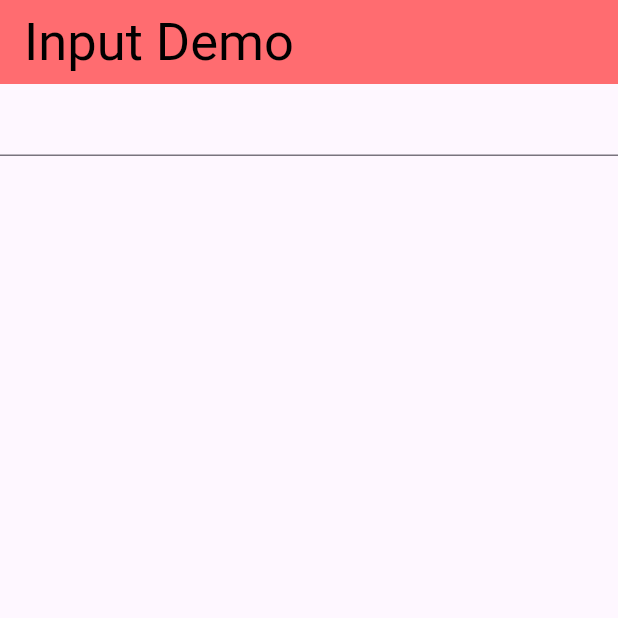
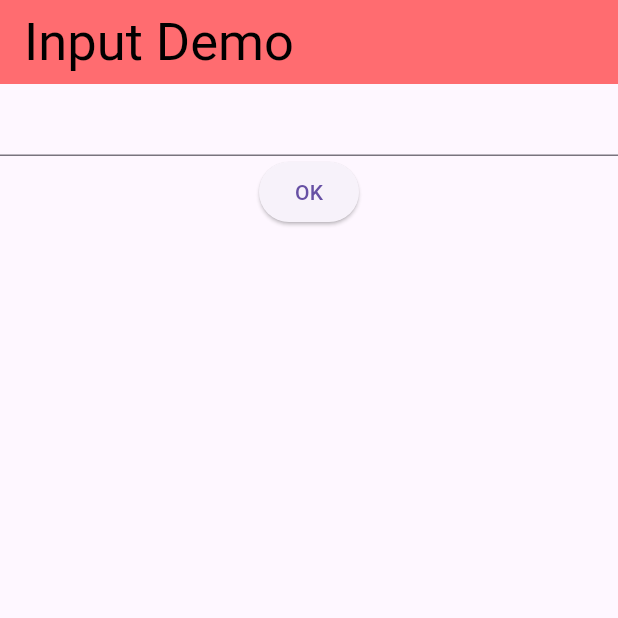
Before and after one commit to Chanon-ai/week4, a Flutter app: the screen it shows after launch, on a phone screen of 412 x 824 dp, the top half of it. Run offline on Flutter 3.47's test engine with Material 3 defaults, Android fonts, the phone set to English and light mode, and no system bars.

Commit message:
Update app to get input by button

```diff
--- a/lib/week4/input.dart
+++ b/lib/week4/input.dart
@@ -9,13 +9,12 @@ class InputDemo extends StatefulWidget {
 
 class _InputDemoState extends State<InputDemo> {
   @override
-  int count = 0;
   String message = "";
+  TextEditingController tcName = TextEditingController();
 
-  void updateMessage(String str) {
-    // whenever user type something, update state variable
+  void updateMessage() {
     setState(() {
-      message = str;
+      message = tcName.text;
     });
   }
 
@@ -32,9 +31,8 @@ class _InputDemoState extends State<InputDemo> {
 
         body: Column(
           children: [
-            TextField(
-              onChanged: (String str) => updateMessage(str)
-            ),
+            TextField(controller: tcName,),
+            ElevatedButton(onPressed: updateMessage, child: Text('OK')),
             Text(message),
           ],
         ),
```
